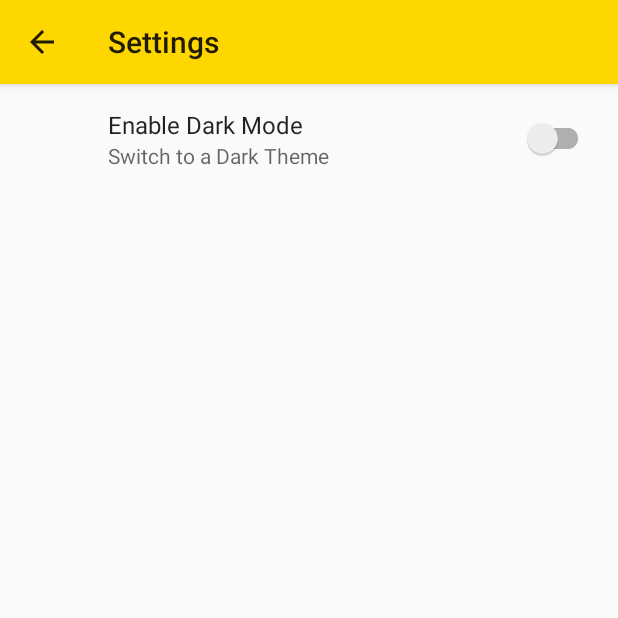
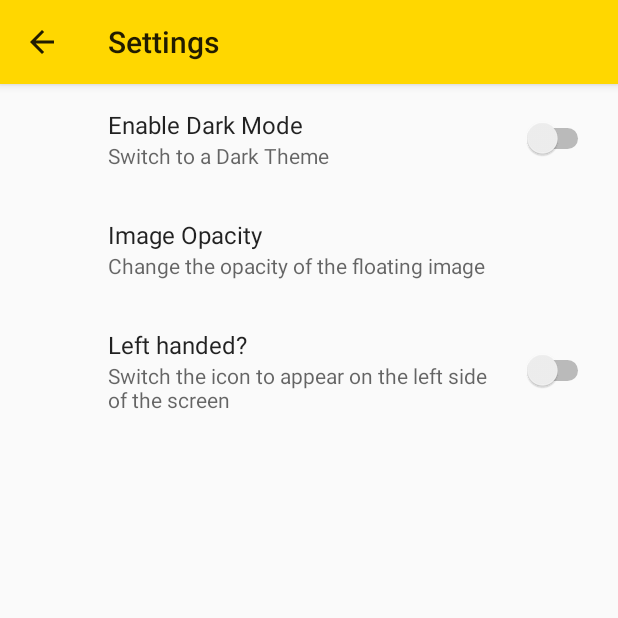
Before and after one commit to VicBow/HeroesHelperFree, an Android app: the SettingsActivity screen opened directly, with no data from a screen before it, on a phone screen of 412 x 824 dp, the top half of it. Run offline under Robolectric (Android 15) with nearby library versions, the phone set to English and light mode, and no system bars; our stand-ins replace androidx.preference.

Commit message:
Created new setting for transparent icon

```diff
--- a/app/build.gradle
+++ b/app/build.gradle
@@ -6,7 +6,7 @@ android {
         applicationId "motivationapps.heroeshelperfree"
         minSdkVersion 19
         targetSdkVersion 26
-        versionCode 18
+        versionCode 21
         versionName "2.1"
         testInstrumentationRunner "android.support.test.runner.AndroidJUnitRunner"
     }
--- a/app/src/main/java/motivationalapps/heroeshelperFree/SettingsActivity.java
+++ b/app/src/main/java/motivationalapps/heroeshelperFree/SettingsActivity.java
@@ -6,6 +6,7 @@ import android.os.Bundle;
 public class SettingsActivity extends AppCompatActivity {
 
     public static final String KEY_PREF_THEME = "theme_switch";
+    public static final String KEY_PREF_TRANSPARENT = "transparent_preference";
 
     @Override
     protected void onCreate(Bundle savedInstanceState) {
--- a/app/src/main/res/layout/floating_widget_layout.xml
+++ b/app/src/main/res/layout/floating_widget_layout.xml
@@ -26,7 +26,8 @@
                 android:layout_height="70dp"
                 android:layout_marginTop="8dp"
                 android:src="@drawable/icon"
-                tools:ignore="ContentDescription" />
+                tools:ignore="ContentDescription"
+                android:alpha="1"/>
 
             <!--   Close button to close Floating Widget View  -->
             <ImageView
--- a/app/src/main/res/values/strings.xml
+++ b/app/src/main/res/values/strings.xml
@@ -8,7 +8,7 @@
         y is for any design change
         z is for content changes, corrections
     -->
-    <string name="last_updated">Last Updated: 24 Jun 2018 \nv2.5.10</string>
+    <string name="last_updated">Last Updated: 01 Jul 2018 \nv2.5.13</string>
 
     <string name="feedback">Submit Feedback</string>
     <string name="title_send_feedback">Send Feedback</string>
@@ -46,6 +46,10 @@
     <string name="theme_title">Enable Dark Mode</string>
     <string name="theme_summary">Switch to a Dark Theme</string>
     <string name="action_settings">Settings</string>
+    <string name="opacity">Image Opacity</string>
+    <string name="opacity_summary">Change the opacity of the floating image</string>
+    <string name="hand_title">Left handed?</string>
+    <string name="hand_summary">Switch the icon to appear on the left side of the screen</string>
 
     <string-array name="rating_stars">
         <item>&#9733; &#9733; &#9733; &#9733; &#9733;</item>
@@ -65,5 +69,21 @@
         <item>Red</item>
     </string-array>
 
+    <string-array name="opacity_array">
+        <item>Basically Invisible</item>
+        <item>There it is!</item>
+        <item>Somewhere in the middle</item>
+        <item>Much easier</item>
+        <item>Fully visible</item>
+    </string-array>
+
+    <string-array name="opacity_values">
+        <item>.2</item>
+        <item>.4</item>
+        <item>.6</item>
+        <item>.8</item>
+        <item>1.0</item>
+    </string-array>
+
 
 </resources>
--- a/app/src/main/res/xml/preferences.xml
+++ b/app/src/main/res/xml/preferences.xml
@@ -1,9 +1,21 @@
 <?xml version="1.0" encoding="utf-8"?>
 
 <PreferenceScreen xmlns:android="http://schemas.android.com/apk/res/android">
-    <android.support.v7.preference.SwitchPreferenceCompat
+    <SwitchPreference
         android:defaultValue="false"
         android:key="theme_switch"
         android:summary="@string/theme_summary"
         android:title="@string/theme_title" />
+    <ListPreference
+        android:key="transparent_preference"
+        android:title="@string/opacity"
+        android:summary="@string/opacity_summary"
+        android:inputType="number"
+        android:entries="@array/opacity_array"
+        android:entryValues="@array/opacity_values" />
+    <SwitchPreference
+        android:defaultValue="false"
+        android:key="hand_switch"
+        android:summary="@string/hand_summary"
+        android:title="@string/hand_title" />
 </PreferenceScreen>
```
Also changed, not shown: app/src/main/assets/FEH3.csv (+5 -5 lines), app/src/main/assets/FEH4.csv (+5 -5 lines), app/src/main/assets/FEH5.csv (+5 -5 lines), app/src/main/java/motivationalapps/heroeshelperFree/FloatingWidgetService.java (+9 -1 lines), 2 other files.
